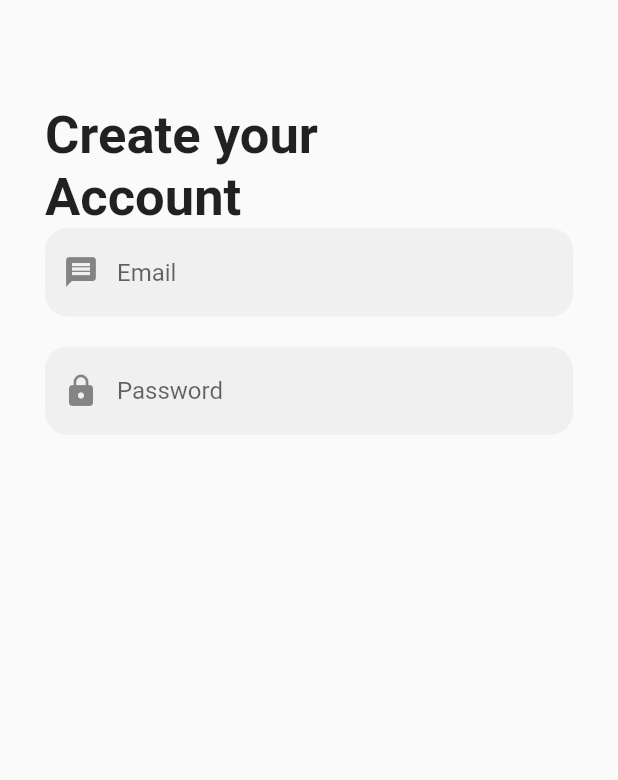
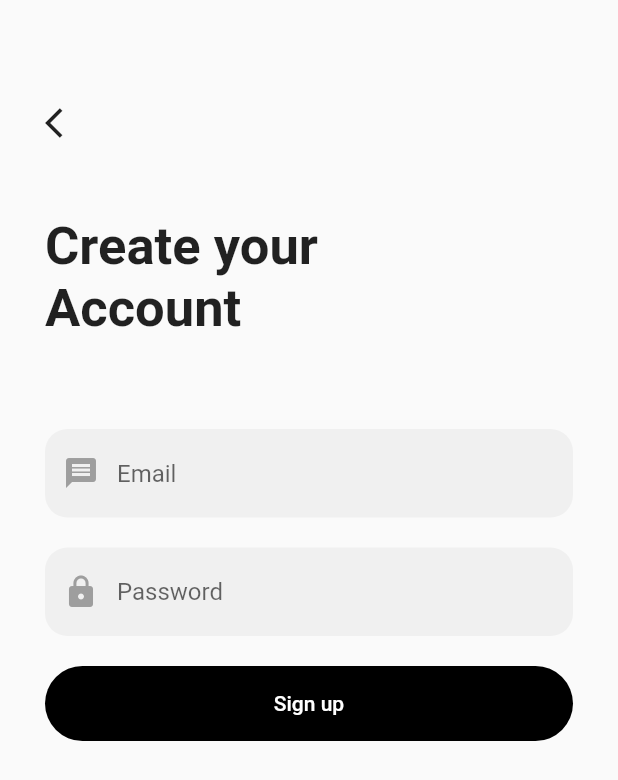
Before and after one commit to dadaxon0019/Online_Market, a Flutter app: the SignIn screen opened directly, on a phone screen of 412 x 824 dp. Shown: the top 780 px of the screen. Run offline on Flutter 3.47's test engine with Material 2 defaults, Android fonts, the phone set to English and light mode, and no system bars; network calls fail.

Commit message:
add navigation to second page

```diff
--- a/lib/auth/screens/sign_in.dart
+++ b/lib/auth/screens/sign_in.dart
@@ -1,9 +1,12 @@
 import 'package:flutter/material.dart';
+import 'package:online_market/auth/screens/sign_up.dart';
+import 'package:online_market/auth/widgets/sign_button.dart';
 
 import '../widgets/text_field_auth.dart';
 
 class SignIn extends StatelessWidget {
-  const SignIn({super.key});
+  TextEditingController _controllerEmail = TextEditingController();
+  TextEditingController _controllerPassword = TextEditingController();
 
   @override
   Widget build(BuildContext context) {
@@ -13,6 +16,15 @@ class SignIn extends StatelessWidget {
         child: Column(
           crossAxisAlignment: CrossAxisAlignment.start,
           children: [
+            GestureDetector(
+              onTap: () {
+                Navigator.pop(context);
+              },
+              child: Icon(Icons.arrow_back_ios),
+            ),
+            SizedBox(
+              height: 50,
+            ),
             Text(
               'Create your \nAccount',
               style: TextStyle(
@@ -20,17 +32,39 @@ class SignIn extends StatelessWidget {
                 fontWeight: FontWeight.bold,
               ),
             ),
+            SizedBox(
+              height: 60,
+            ),
             TextFieldAuth(
+              controller: _controllerEmail,
               hintText: 'Email',
-              icon: Icon(Icons.message),
+              icon: Icon(Icons.message, color: Colors.grey),
             ),
             SizedBox(
               height: 20,
             ),
             TextFieldAuth(
+              controller: _controllerPassword,
               hintText: 'Password',
-              icon: Icon(Icons.lock),
-            )
+              icon: Icon(
+                Icons.lock,
+                color: Colors.grey,
+              ),
+            ),
+            SizedBox(
+              height: 20,
+            ),
+            GestureDetector(
+              onTap: () {
+                print(_controllerEmail.text);
+              },
+              child: SignButton(
+                text: 'Sign up',
+
+                // Route route = MaterialPageRoute(builder: (context) => SignIn());
+                // Navigator.push(context, route);
+              ),
+            ),
           ],
         ),
       ),
--- a/lib/auth/widgets/sign_button.dart
+++ b/lib/auth/widgets/sign_button.dart
@@ -1,12 +1,18 @@
 import 'package:flutter/material.dart';
+import 'package:online_market/auth/screens/sign_up.dart';
 
 class SignButton extends StatelessWidget {
   final String text;
-  const SignButton({super.key, required this.text});
+
+  SignButton({
+    super.key,
+    required this.text,
+  });
 
   @override
   Widget build(BuildContext context) {
-    return Container(
+    return GestureDetector(
+      child: Container(
         alignment: Alignment.center,
         width: MediaQuery.of(context).size.width,
         height: 50,
@@ -21,6 +27,7 @@ class SignButton extends StatelessWidget {
             fontWeight: FontWeight.w500,
           ),
         ),
+      ),
     );
   }
 }
--- a/lib/auth/widgets/text_field_auth.dart
+++ b/lib/auth/widgets/text_field_auth.dart
@@ -3,7 +3,12 @@ import 'package:flutter/material.dart';
 class TextFieldAuth extends StatefulWidget {
   final String hintText;
   final Icon icon;
-  const TextFieldAuth({super.key, required this.hintText, required this.icon});
+  dynamic controller;
+  TextFieldAuth(
+      {super.key,
+      required this.hintText,
+      required this.icon,
+      required this.controller});
 
   @override
   State<TextFieldAuth> createState() => _TextFieldAuthState();
@@ -13,6 +18,7 @@ class _TextFieldAuthState extends State<TextFieldAuth> {
   @override
   Widget build(BuildContext context) {
     return TextField(
+      controller: widget.controller,
       cursorColor: Colors.grey,
       decoration: InputDecoration(
         prefixIcon: widget.icon,
--- a/lib/main.dart
+++ b/lib/main.dart
@@ -13,10 +13,10 @@ class MyApp extends StatelessWidget {
 
   @override
   Widget build(BuildContext context) {
-    return const MaterialApp(
+    return MaterialApp(
       debugShowCheckedModeBanner: false,
       title: 'Flutter Demo',
-      home: SignIn(),
+      home: SignUp(),
     );
   }
 }
```
Also changed, not shown: lib/auth/screens/sign_up.dart (+18 -4 lines). Lines whose indentation alone changed are shown as unchanged.
